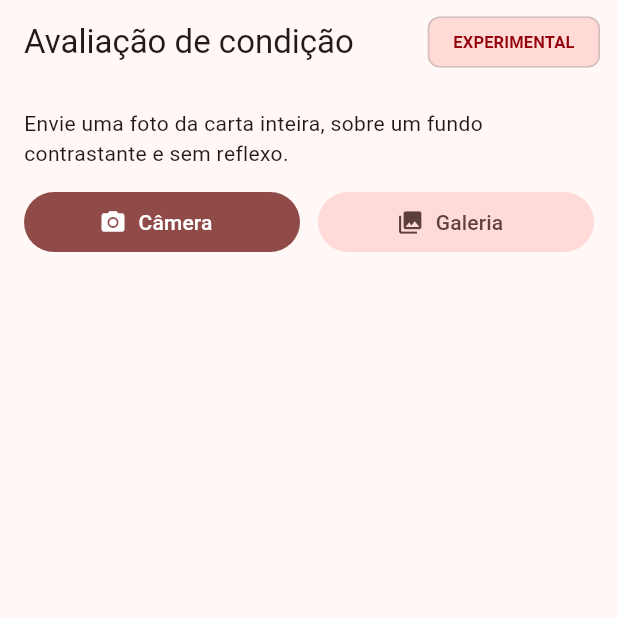
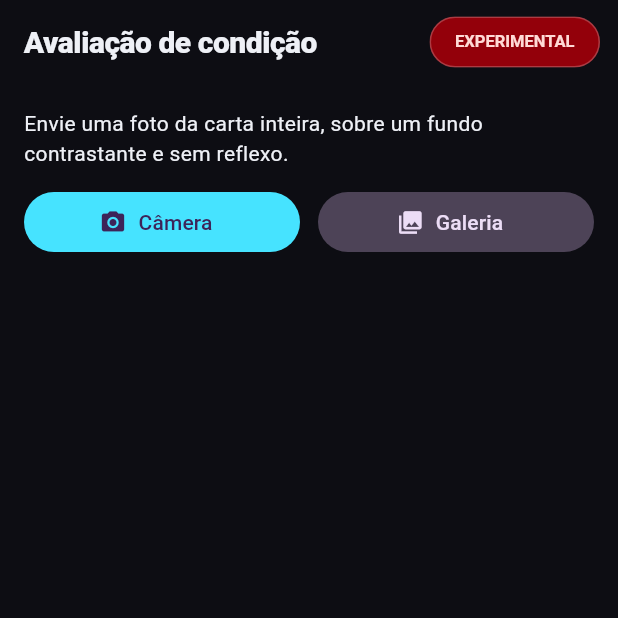
Before and after one commit to VagnerSpinola/PokeDex-TCG-Pro, a Flutter app: the GradingScreen screen opened by its route, on a phone screen of 412 x 824 dp, the top half of it. Run offline on Flutter 3.47's test engine with Material 3 defaults, Android fonts, the phone set to English and light mode, and no system bars; our stand-ins replace cached_network_image, dio, flutter_riverpod, freezed_annotation, go_router, hive and 3 more; accounts and stored records are empty; network calls fail.

Commit message:
New visual identity: Holo Noir + energy colors (user-approved hybrid)
- Dark graphite stage (ThemeData M3) so card art carries the screen
- Iridescent holo gradient reserved for brand, prices, rare rarities and
  the hero action button (HoloText/HoloButton/HoloFrame/HoloShimmer)
- Rare cards: static holo frame in the grid, animated sheen on the detail
  (respects reduced-motion)
- Energy types wear their game colors on detail chips and as tappable
  filter chips (replaces the type dropdown)
- Collection stats numbers in holo; 24 Flutter tests green, analyzer clean

Co-Authored-By: Claude Fable 5 <noreply@anthropic.com>

```diff
--- a/mobile/lib/core/theme.dart
+++ b/mobile/lib/core/theme.dart
@@ -1,7 +1,115 @@
 import 'package:flutter/material.dart';
 
+// ---------------------------------------------------------------------------
+// "Holo Noir + Energia" design system (user-approved hybrid, 2026-07-14):
+// deep graphite stage so card art pops, iridescent holo gradient reserved for
+// actions/prices/brand, and TCG energy-type colors used as information on
+// chips and filters.
+// ---------------------------------------------------------------------------
+
+const holoCyan = Color(0xFF46E3FF);
+const holoViolet = Color(0xFFB06BFF);
+const holoPink = Color(0xFFFF5FA8);
+const holoGold = Color(0xFFFFD34E);
+
+const holoGradient = LinearGradient(
+  begin: Alignment.topLeft,
+  end: Alignment.bottomRight,
+  colors: [holoCyan, holoViolet, holoPink, holoGold],
+);
+
+const surfaceDeep = Color(0xFF0D0D13);
+const surfaceCard = Color(0xFF17171F);
+const surfaceRaised = Color(0xFF1E1E29);
+const inkBright = Color(0xFFEEF0F6);
+const inkDim = Color(0xFF9C9AA6);
+
+/// Energy-type colors (Energia Viva): information, not decoration — the user
+/// reads the app the way they read the game.
+const energyColors = <String, Color>{
+  'Fire': Color(0xFFFF9838),
+  'Water': Color(0xFF64C9FF),
+  'Lightning': Color(0xFFFFE14D),
+  'Grass': Color(0xFF8FE08F),
+  'Psychic': Color(0xFFD3A6FF),
+  'Fighting': Color(0xFFE58B5A),
+  'Darkness': Color(0xFF8A8FA8),
+  'Metal': Color(0xFFB8C4CE),
+  'Colorless': Color(0xFFE8E6DA),
+  'Dragon': Color(0xFFD4B04A),
+  'Fairy': Color(0xFFFFB3C7),
+};
+
+/// Rarities beyond Common/Uncommon get the holo treatment in the UI.
+bool isHoloRarity(String? rarity) {
+  if (rarity == null) return false;
+  return rarity != 'Common' && rarity != 'Uncommon';
+}
+
 final appTheme = ThemeData(
-  colorScheme: ColorScheme.fromSeed(seedColor: const Color(0xFFDC0A2D)),
   useMaterial3: true,
-  inputDecorationTheme: const InputDecorationTheme(border: OutlineInputBorder()),
+  brightness: Brightness.dark,
+  scaffoldBackgroundColor: surfaceDeep,
+  colorScheme:
+      ColorScheme.fromSeed(seedColor: holoViolet, brightness: Brightness.dark).copyWith(
+    primary: holoCyan,
+    secondary: holoViolet,
+    tertiary: holoGold,
+    surface: surfaceDeep,
+    surfaceContainerHighest: surfaceRaised,
+    onSurface: inkBright,
+    onSurfaceVariant: inkDim,
+    outline: const Color(0xFF34343F),
+  ),
+  appBarTheme: const AppBarTheme(
+    backgroundColor: surfaceDeep,
+    elevation: 0,
+    scrolledUnderElevation: 0,
+    titleTextStyle: TextStyle(
+      fontSize: 20,
+      fontWeight: FontWeight.w800,
+      letterSpacing: -0.3,
+      color: inkBright,
+    ),
+  ),
+  cardTheme: CardThemeData(
+    color: surfaceCard,
+    elevation: 0,
+    shape: RoundedRectangleBorder(
+      borderRadius: BorderRadius.circular(14),
+      side: const BorderSide(color: Color(0x1FFFFFFF)),
+    ),
+  ),
+  inputDecorationTheme: InputDecorationTheme(
+    filled: true,
+    fillColor: const Color(0x14FFFFFF),
+    hintStyle: const TextStyle(color: inkDim),
+    border: OutlineInputBorder(
+      borderRadius: BorderRadius.circular(14),
+      borderSide: const BorderSide(color: Color(0x1FFFFFFF)),
+    ),
+    enabledBorder: OutlineInputBorder(
+      borderRadius: BorderRadius.circular(14),
+      borderSide: const BorderSide(color: Color(0x1FFFFFFF)),
+    ),
+    focusedBorder: OutlineInputBorder(
+      borderRadius: BorderRadius.circular(14),
+      borderSide: const BorderSide(color: holoCyan, width: 1.4),
+    ),
+  ),
+  chipTheme: ChipThemeData(
+    backgroundColor: const Color(0x14FFFFFF),
+    side: const BorderSide(color: Color(0x1FFFFFFF)),
+    labelStyle: const TextStyle(color: inkBright, fontSize: 12),
+    shape: RoundedRectangleBorder(borderRadius: BorderRadius.circular(999)),
+  ),
+  snackBarTheme: const SnackBarThemeData(
+    backgroundColor: surfaceRaised,
+    contentTextStyle: TextStyle(color: inkBright),
+    behavior: SnackBarBehavior.floating,
+  ),
+  progressIndicatorTheme: const ProgressIndicatorThemeData(
+    color: holoCyan,
+    linearTrackColor: Color(0x22FFFFFF),
+  ),
 );
--- a/mobile/lib/features/collection/presentation/collection_screen.dart
+++ b/mobile/lib/features/collection/presentation/collection_screen.dart
@@ -3,6 +3,7 @@ import 'package:flutter/material.dart';
 import 'package:flutter_riverpod/flutter_riverpod.dart';
 import 'package:go_router/go_router.dart';
 
+import '../../../core/widgets/holo.dart';
 import '../data/collection_repository.dart';
 import '../domain/collection_models.dart';
 import 'collection_notifier.dart';
@@ -119,7 +120,7 @@ class _Stat extends StatelessWidget {
   Widget build(BuildContext context) {
     return Column(
       children: [
-        Text(value, style: Theme.of(context).textTheme.headlineSmall),
+        HoloText(value, style: const TextStyle(fontSize: 24, fontWeight: FontWeight.w800)),
         Text(label, style: Theme.of(context).textTheme.bodySmall),
       ],
     );
```
Also changed, not shown: mobile/lib/core/widgets/holo.dart (added, +163 -0 lines), mobile/lib/features/cards/presentation/card_detail_screen.dart (+52 -10 lines), mobile/lib/features/cards/presentation/cards_screen.dart (+22 -14 lines), mobile/lib/features/cards/presentation/filter_sheet.dart (+28 -8 lines).
